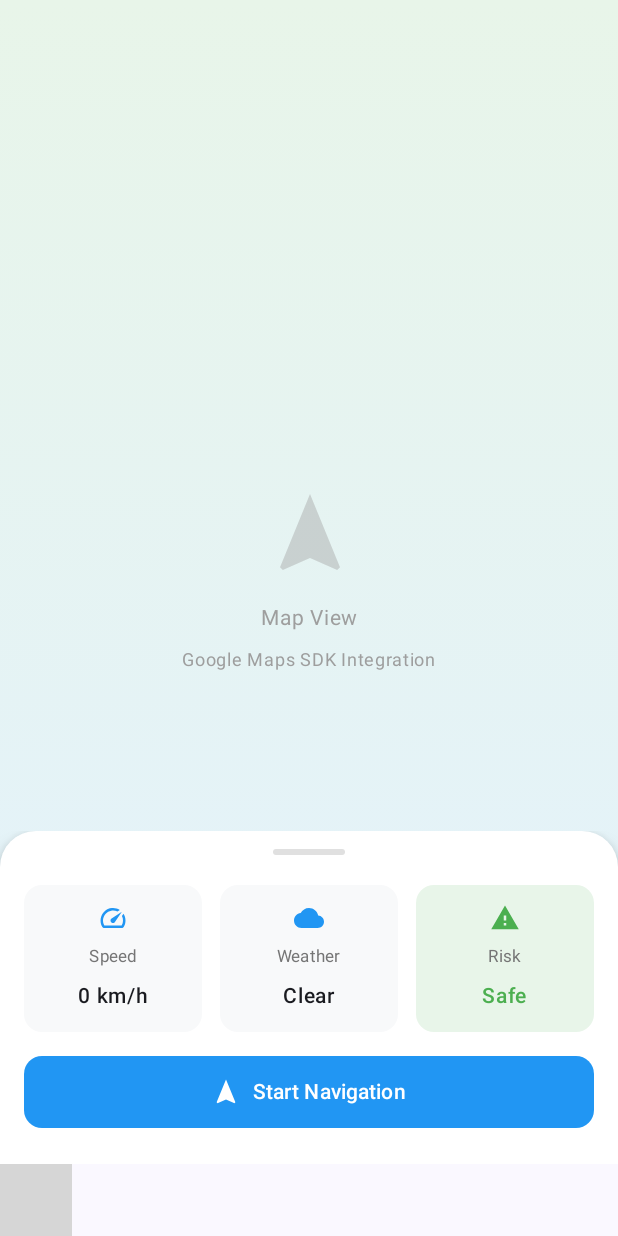
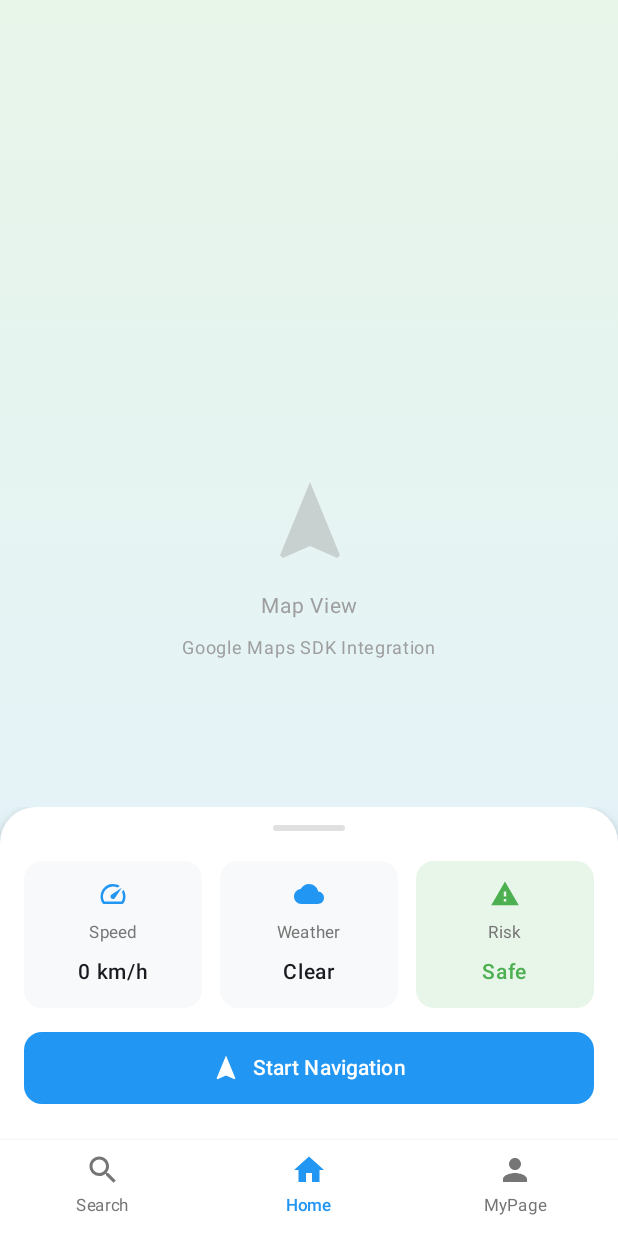
Before and after one commit to hay-dev2024/doublezero-android, an Android app built with Jetpack Compose: the screen it shows after launch (MainActivity), on a phone screen of 412 x 824 dp. Run offline under Robolectric (Android 15) with nearby library versions, the phone set to English and light mode, and no system bars; grey boxes are pictures that could not be loaded.

Commit message:
feat: add BottomNav

```diff
--- a/core/src/main/java/com/doublezero/core/ui/components/BottomNav.kt
+++ b/core/src/main/java/com/doublezero/core/ui/components/BottomNav.kt
@@ -1 +1,170 @@
 package com.doublezero.core.ui.components
+
+import androidx.compose.foundation.clickable
+import androidx.compose.foundation.layout.Arrangement
+import androidx.compose.foundation.layout.Column
+import androidx.compose.foundation.layout.Row
+import androidx.compose.foundation.layout.fillMaxSize
+import androidx.compose.foundation.layout.fillMaxWidth
+import androidx.compose.foundation.layout.height
+import androidx.compose.foundation.layout.padding
+import androidx.compose.foundation.layout.size
+import androidx.compose.material.icons.Icons
+import androidx.compose.material.icons.filled.Home
+import androidx.compose.material.icons.filled.Person
+import androidx.compose.material.icons.filled.Search
+import androidx.compose.material3.Icon
+import androidx.compose.material3.MaterialTheme
+import androidx.compose.material3.Surface
+import androidx.compose.material3.Text
+import androidx.compose.runtime.Composable
+import androidx.compose.ui.Alignment
+import androidx.compose.ui.Modifier
+import androidx.compose.ui.graphics.Color
+import androidx.compose.ui.graphics.vector.ImageVector
+import androidx.compose.ui.text.font.FontWeight
+import androidx.compose.ui.tooling.preview.Preview
+import androidx.compose.ui.unit.dp
+import androidx.compose.ui.unit.sp
+
+/**
+ * 공용 하단 네비게이션 컴포넌트
+ **/
+@Composable
+fun DoubleZeroBottomNav(
+    activeTab: String,
+    onNavigate: (String) -> Unit,
+    onSearchClick: () -> Unit
+) {
+    val navItems = listOf(
+        BottomNavItem("search", "Search", Icons.Default.Search),
+        BottomNavItem("home", "Home", Icons.Default.Home),
+        BottomNavItem("mypage", "MyPage", Icons.Default.Person)
+    )
+
+    Surface(
+        color = Color.White,
+        shadowElevation = 4.dp,
+        modifier = Modifier
+            .fillMaxWidth()
+            .height(64.dp)
+    ) {
+        Row(
+            modifier = Modifier.fillMaxWidth(),
+            verticalAlignment = Alignment.CenterVertically,
+            horizontalArrangement = Arrangement.SpaceAround
+        ) {
+            navItems.forEach { item ->
+                val isActive = activeTab == item.id
+                val color = if (isActive) Color(0xFF2196F3) else Color(0xFF757575)
+
+                Column(
+                    horizontalAlignment = Alignment.CenterHorizontally,
+                    verticalArrangement = Arrangement.Center,
+                    modifier = Modifier
+                        .fillMaxSize()
+                        .weight(1f)
+                        .clickable {
+                            if (item.id == "search" && onSearchClick != null) {
+                                onSearchClick()
+                            } else {
+                                onNavigate(item.id)
+                            }
+                        }
+                        .padding(vertical = 8.dp)
+                ) {
+                    Icon(
+                        imageVector = item.icon,
+                        contentDescription = item.label,
+                        tint = color,
+                        modifier = Modifier.size(24.dp)
+                    )
+                    Text(
+                        text = item.label,
+                        color = color,
+                        fontSize = 11.sp,
+                        fontWeight = if (isActive) FontWeight.SemiBold else FontWeight.Normal
+                    )
+                }
+            }
+        }
+    }
+}
+
+private data class BottomNavItem(
+    val id: String,
+    val label: String,
+    val icon: ImageVector
+)
+
+@Preview(showBackground = true)
+@Composable
+private fun BottomNavPreview() {
+    MaterialTheme {
+        DoubleZeroBottomNav(
+            activeTab = "home",
+            onNavigate = {},
+            onSearchClick = {}
+        )
+    }
+}
+
+// 임시 Nav
+@Composable
+fun MockBottomNav(
+    activeTab: String,
+    onNavigate: (String) -> Unit,
+    onSearchClick: () -> Unit
+) {
+    val items = listOf(
+        "search" to Icons.Default.Search,
+        "home" to Icons.Default.Home,
+        "mypage" to Icons.Default.Person
+    )
+
+    Surface(
+        color = Color.White,
+        shadowElevation = 4.dp,
+        modifier = Modifier.height(64.dp) // h-16
+    ) {
+        Row(
+            modifier = Modifier.fillMaxWidth(),
+            verticalAlignment = Alignment.CenterVertically,
+            horizontalArrangement = Arrangement.SpaceAround
+        ) {
+            items.forEach { (screen, icon) ->
+                val isActive = activeTab == screen
+                val color = if (isActive) Color(0xFF2196F3) else Color(0xFF757575)
+
+                Column(
+                    horizontalAlignment = Alignment.CenterHorizontally,
+                    verticalArrangement = Arrangement.Center,
+                    modifier = Modifier
+                        .fillMaxSize()
+                        .weight(1f)
+                        .clickable {
+                            if (screen == "search") {
+                                onSearchClick()
+                            } else {
+                                onNavigate(screen)
+                            }
+                        }
+                        .padding(vertical = 8.dp)
+                ) {
+                    Icon(
+                        imageVector = icon,
+                        contentDescription = screen,
+                        tint = color,
+                        modifier = Modifier.size(24.dp)
+                    )
+                    Text(
+                        text = screen.replaceFirstChar { it.titlecase() },
+                        color = color,
+                        fontSize = 11.sp,
+                        fontWeight = if (isActive) FontWeight.SemiBold else FontWeight.Normal
+                    )
+                }
+            }
+        }
+    }
+}
```
